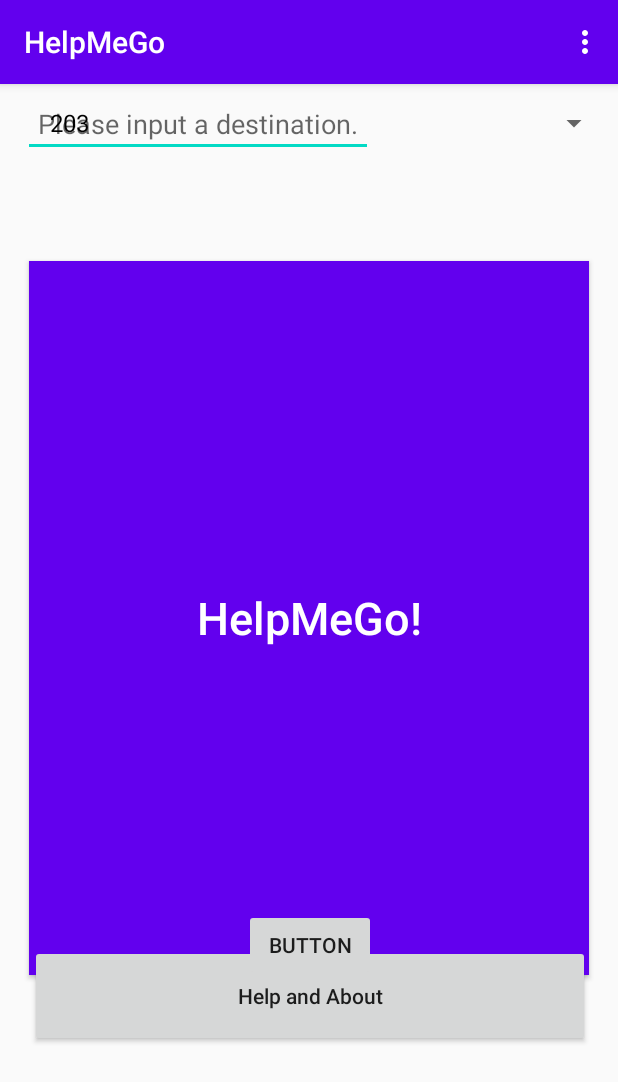
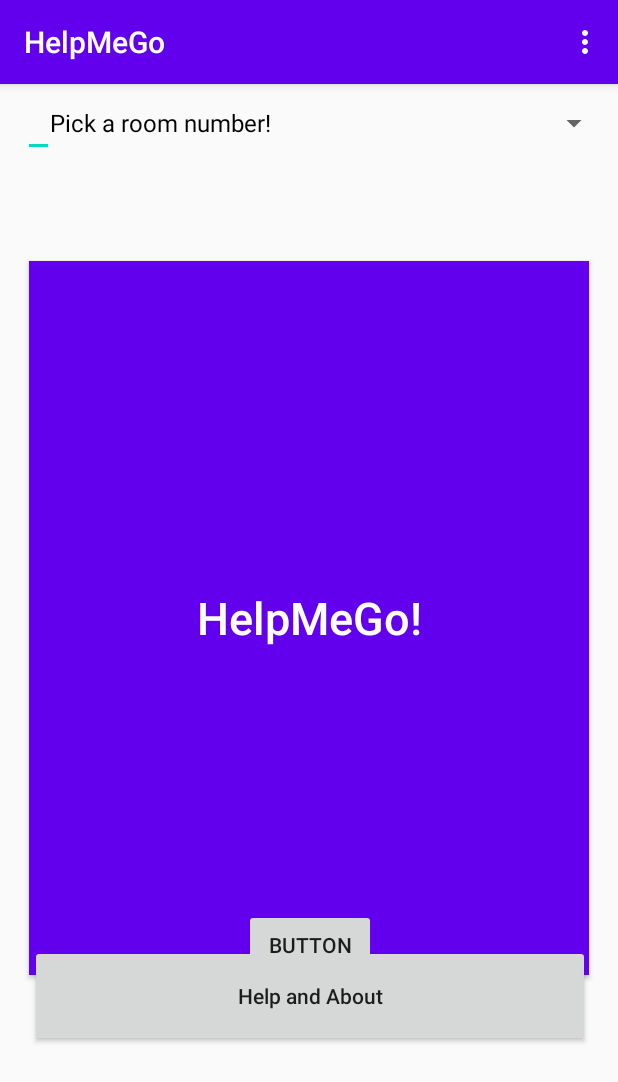
Before and after one commit to CincoSwim/HelpMeGo-Java, an Android app: the screen it shows after launch (MainActivity), after a tap on "BUTTON", on a phone screen of 412 x 824 dp. Shown: the top 1082 px of the screen. Run offline under Robolectric (Android 15) with nearby library versions, the phone set to English and light mode, and no system bars.

Commit message:
More spinner work. Now properly sends input roomNum, verified to make a route LinkedList on the next screen

```diff
--- a/app/src/main/java/com/example/helpmego_java/BluetoothDeviceList.java
+++ b/app/src/main/java/com/example/helpmego_java/BluetoothDeviceList.java
@@ -67,7 +67,14 @@ public class BluetoothDeviceList extends AppCompatActivity implements View.OnCli
         btn_Scan.setOnClickListener(this);
         //((ScrollView) findViewById(R.id.scrollView)).addView(listView);
         startScan();
-        start = findClosestBeacon();
+        //start = findClosestBeacon();
+
+
+        //<test
+        start = 1;
+        //endtest>
+
+
         currentRoute = PathGraph.findShortestPath(MainActivity.floorGraph,start, dest, 5 );
         // Sets back button to return to previous screen
         btn_Back = findViewById(R.id.Cancel_Button);
@@ -78,15 +85,16 @@ public class BluetoothDeviceList extends AppCompatActivity implements View.OnCli
             }
         });
         //ENTER NAVIGATION LOOP HERE SOMEHOW
+        /*
         while(!currentRoute.isEmpty()){
             LocationLinkedObj currentNode = beacons.get(currentRoute.peek());
             navText.setText(currentNode.DirectionsTo.get(currentRoute.get(1)));
-            /*need to set imageView here, potentially flip it*/
+            //need to set imageView here, potentially flip it
             recheckClosestBeacon();
         }
         if(currentRoute.isEmpty()){
             setContentView(R.layout.fragment_first);
-        }
+        }*/
 
     }
 
@@ -199,6 +207,9 @@ public class BluetoothDeviceList extends AppCompatActivity implements View.OnCli
         btScanner.stop();
     }
     public void recheckClosestBeacon(){
+        if(btDevicesArrayList.isEmpty()){
+            return;
+        }
         BTLE_Device closest = btDevicesArrayList.get(0);
         for (BTLE_Device btDev:btDevicesArrayList) {
             if(btDev.getRSSI() < closest.getRSSI()){
--- a/app/src/main/java/com/example/helpmego_java/MainActivity.java
+++ b/app/src/main/java/com/example/helpmego_java/MainActivity.java
@@ -43,11 +43,12 @@ public class MainActivity extends AppCompatActivity implements AdapterView.OnIte
         setContentView(R.layout.activity_main);
         Toolbar toolbar = findViewById(R.id.toolbar);
         editText = findViewById(R.id.edit_text);
-        editText.setHint("Please input a destination.");
+        editText.setHint("");
         setSupportActionBar(toolbar);
         //fill spinner
         Spinner spinner = (Spinner) findViewById(R.id.spinner);
         List<String> rooms = new ArrayList<String>();
+        rooms.add("Pick a room number!");
         rooms.add("203");
         rooms.add("204");
         rooms.add("205");
@@ -57,6 +58,7 @@ public class MainActivity extends AppCompatActivity implements AdapterView.OnIte
         ArrayAdapter<String> dataAdapter = new ArrayAdapter<String>(this, android.R.layout.simple_spinner_dropdown_item, rooms);
         dataAdapter.setDropDownViewResource(android.R.layout.simple_spinner_dropdown_item);
         spinner.setAdapter(dataAdapter);
+        spinner.setOnItemSelectedListener(this);
 
 
         //Load in static maps?
@@ -335,6 +337,7 @@ public class MainActivity extends AppCompatActivity implements AdapterView.OnIte
     @Override
     public void onItemSelected(AdapterView<?> parent, View view, int position, long id) {
         String item = parent.getItemAtPosition(position).toString();
+        if(item.equals("Pick a room number!")) return;
         dest = lookupIntByRoomNum(item, beacons);
         if(dest < 0) dest = 0;
 
--- a/app/src/main/res/layout/activity_main.xml
+++ b/app/src/main/res/layout/activity_main.xml
@@ -29,7 +29,7 @@
             android:layout_marginRight="15dp"
             android:layout_marginLeft="15dp"
             android:layout_marginTop="60dp"
-            android:hint="@string/Where_would_you_like_to_go"
+
             android:padding="10dp"
             android:layout_centerInParent="false" tools:ignore="MissingConstraints"/>
 
@@ -40,7 +40,7 @@
             android:layout_marginTop="60dp"
             android:hint="@string/Where_would_you_like_to_go"
             android:padding="10dp"
-
+            android:prompt="@string/Where_would_you_like_to_go"
             android:id="@+id/spinner" app:layout_anchor="@+id/spinner"
             android:layout_height="44dp" android:layout_width="391dp"/>
     <Button
```
